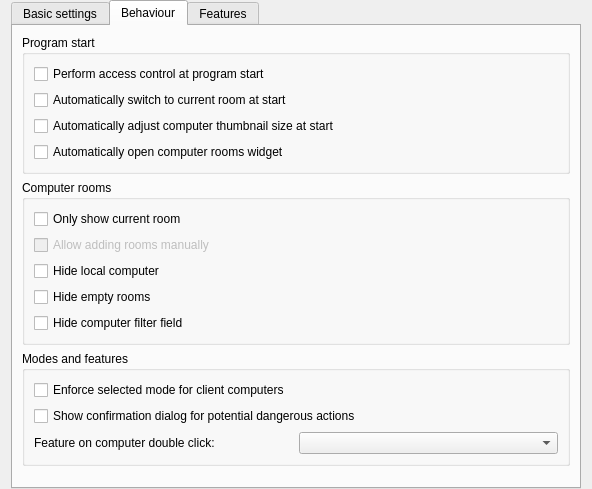
Before: the Qt Designer form configurator/src/MasterConfigurationPage.ui in veyon/veyon, drawn with Qt 5.
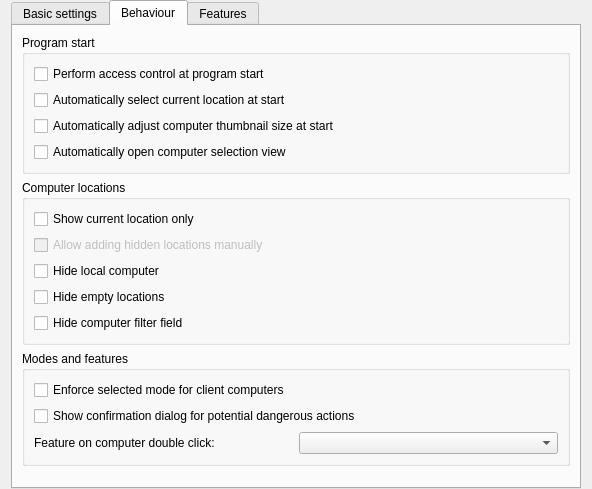
After: the same form once the commit is applied. The open tabs and pages were chosen to show the change. Icons and pictures are not drawn.

Commit message:
Master: replace rooms with locations
This uses the more generic wording, i.e. "locations" instead of "rooms"
and also improves the name of views and dialogs. Configuration
properties are renamed in order to match the UI.

```diff
--- a/configurator/src/MasterConfigurationPage.ui
+++ b/configurator/src/MasterConfigurationPage.ui
@@ -219,7 +219,7 @@
           <item>
            <widget class="QCheckBox" name="autoSwitchToCurrentRoom">
             <property name="text">
-             <string>Automatically switch to current room at start</string>
+             <string>Automatically select current location at start</string>
             </property>
            </widget>
           </item>
@@ -233,7 +233,7 @@
           <item>
            <widget class="QCheckBox" name="openComputerManagementAtStart">
             <property name="text">
-             <string>Automatically open computer rooms widget</string>
+             <string>Automatically open computer selection view</string>
             </property>
            </widget>
           </item>
@@ -243,13 +243,13 @@
        <item>
         <widget class="QGroupBox" name="groupBox_6">
          <property name="title">
-          <string>Computer rooms</string>
+          <string>Computer locations</string>
          </property>
          <layout class="QVBoxLayout" name="verticalLayout_5">
           <item>
            <widget class="QCheckBox" name="onlyCurrentRoomVisible">
             <property name="text">
-             <string>Only show current room</string>
+             <string>Show current location only</string>
             </property>
            </widget>
           </item>
@@ -259,7 +259,7 @@
              <bool>false</bool>
             </property>
             <property name="text">
-             <string>Allow adding rooms manually</string>
+             <string>Allow adding hidden locations manually</string>
             </property>
            </widget>
           </item>
@@ -273,7 +273,7 @@
           <item>
            <widget class="QCheckBox" name="emptyRoomsHidden">
             <property name="text">
-             <string>Hide empty rooms</string>
+             <string>Hide empty locations</string>
             </property>
            </widget>
           </item>
```
Left out of the diff: 24 changed lines with no effect on the pictures. The commit also changes 12 other files.
